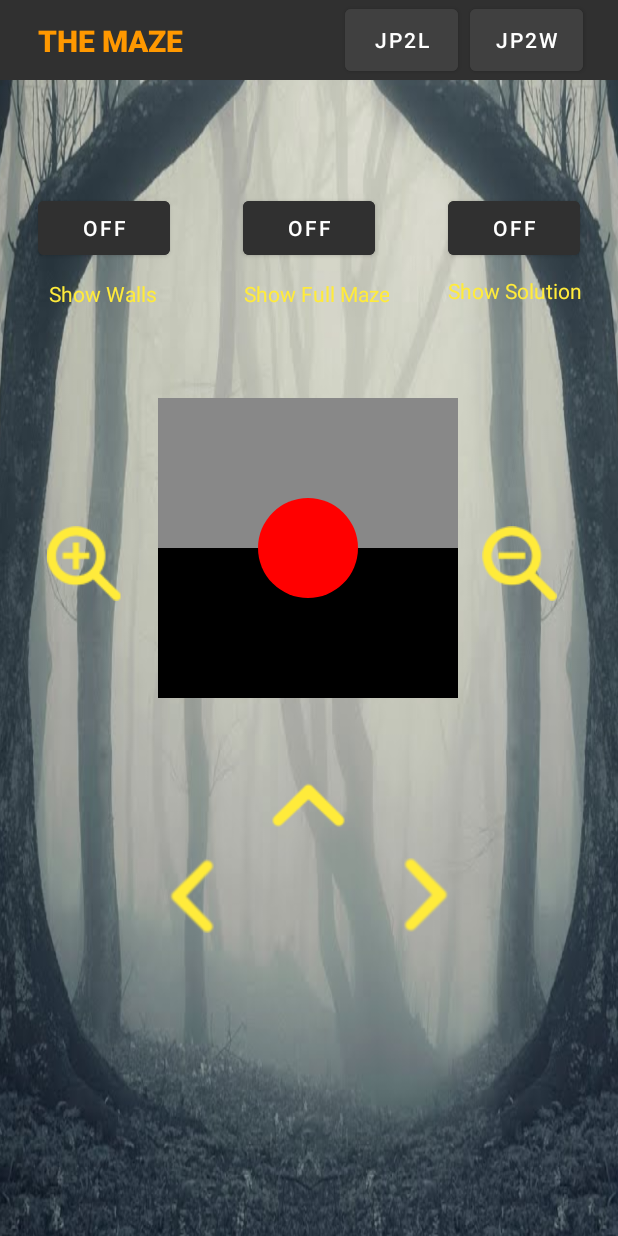
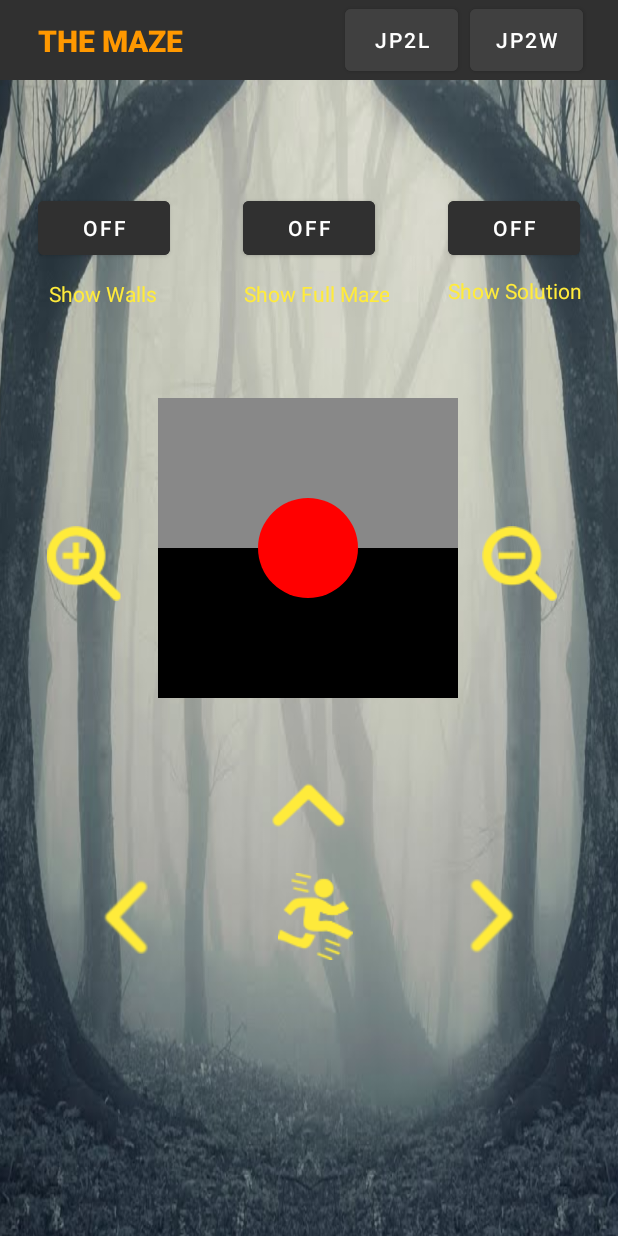
Before and after one commit to sahmadzai/androidmazegame, an Android app: the PlayManuallyActivity screen opened directly, with no data from a screen before it, after a tap on "Move Right", on a phone screen of 412 x 824 dp. Run offline under Robolectric (Android 15) with nearby library versions, the light colour scheme and no system bars.

Commit message:
Added jump btn and functionality

```diff
--- a/app/src/main/java/edu/wm/cs/cs301/amazebyshamsullahahmadzai/gui/GeneratingActivity.java
+++ b/app/src/main/java/edu/wm/cs/cs301/amazebyshamsullahahmadzai/gui/GeneratingActivity.java
@@ -119,6 +119,7 @@ public class GeneratingActivity extends AppCompatActivity {
                     Thread.sleep(50);
                 }
                 mazeGenComplete = true;
+                checkForSelection(genProgress);
                 // Check if user has selected choices for method and reliability and move accordingly
                 hasUserSelected(Thread.currentThread());
 
@@ -149,5 +150,11 @@ public class GeneratingActivity extends AppCompatActivity {
         }
     }
 
+    private void checkForSelection(View view) {
+        if (driveModeSelected)
+            Snackbar.make(view, "The game will start shortly.", Snackbar.LENGTH_SHORT).setDuration(LENGTH_SHORT).show();
+        else
+            Snackbar.make(view, "A driver type needs to be selected in order to play.", Snackbar.LENGTH_SHORT).setDuration(LENGTH_SHORT).show();
+    }
 
 }
--- a/app/src/main/java/edu/wm/cs/cs301/amazebyshamsullahahmadzai/gui/PlayManuallyActivity.java
+++ b/app/src/main/java/edu/wm/cs/cs301/amazebyshamsullahahmadzai/gui/PlayManuallyActivity.java
@@ -132,6 +132,7 @@ public class PlayManuallyActivity extends AppCompatActivity {
 
     private void setUpMoveButtons() {
         Button moveForward = findViewById(R.id.move_up);
+        Button jump        = findViewById(R.id.jump_btn);
         Button turnLeft    = findViewById(R.id.move_left);
         Button turnRight   = findViewById(R.id.move_right);
 
@@ -140,15 +141,18 @@ public class PlayManuallyActivity extends AppCompatActivity {
             Log.v(LOG_TAG, "User pressed the move forward button.");
             distanceTravelled++;
         });
+        jump.setOnClickListener(view -> {
+            Snackbar.make(view, "Jumping", Snackbar.LENGTH_SHORT).setDuration(LENGTH_SHORT).show();
+            Log.v(LOG_TAG, "User pressed the jump button.");
+            distanceTravelled++;
+        });
         turnLeft.setOnClickListener(view -> {
             Snackbar.make(view, "Turning Left", Snackbar.LENGTH_SHORT).setDuration(LENGTH_SHORT).show();
             Log.v(LOG_TAG, "User pressed the turn left button.");
-            distanceTravelled++;
         });
         turnRight.setOnClickListener(view -> {
             Snackbar.make(view, "Turning Right", Snackbar.LENGTH_SHORT).setDuration(LENGTH_SHORT).show();
             Log.v(LOG_TAG, "User pressed the turn right button.");
-            distanceTravelled++;
         });
     }
 
--- a/app/src/main/res/layout/activity_play_manually.xml
+++ b/app/src/main/res/layout/activity_play_manually.xml
@@ -236,7 +236,8 @@
                 android:layout_width="match_parent"
                 android:layout_height="wrap_content"
                 android:gravity="center"
-                android:orientation="horizontal">
+                android:orientation="horizontal"
+                android:layout_marginTop="10dp">
 
                 <Button
                     android:id="@+id/move_left"
@@ -248,6 +249,16 @@
                     app:icon="@drawable/chevron_left"
                     app:iconPadding="0dp"
                     app:iconTint="#FFEB3B" />
+
+                <Button
+                    android:id="@+id/jump_btn"
+                    style="@style/Widget.AppCompat.Button.Borderless"
+                    android:layout_width="wrap_content"
+                    android:layout_height="wrap_content"
+                    android:contentDescription="@string/leftBtn_desc"
+                    app:icon="@drawable/jump_small_removebg_preview"
+                    app:iconPadding="0dp"
+                    app:iconTint="#FEEA3B" />
 
                 <Button
                     android:id="@+id/move_right"
```
Also changed, not shown: app/src/main/res/drawable/jump_small_removebg_preview.png (added).
